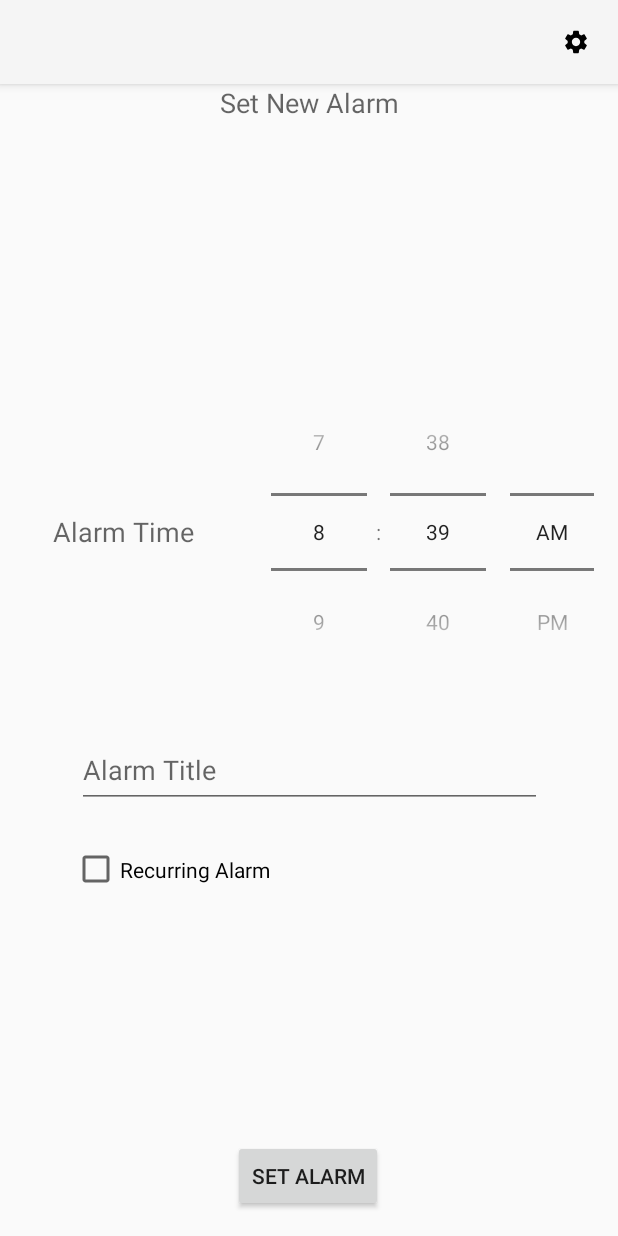
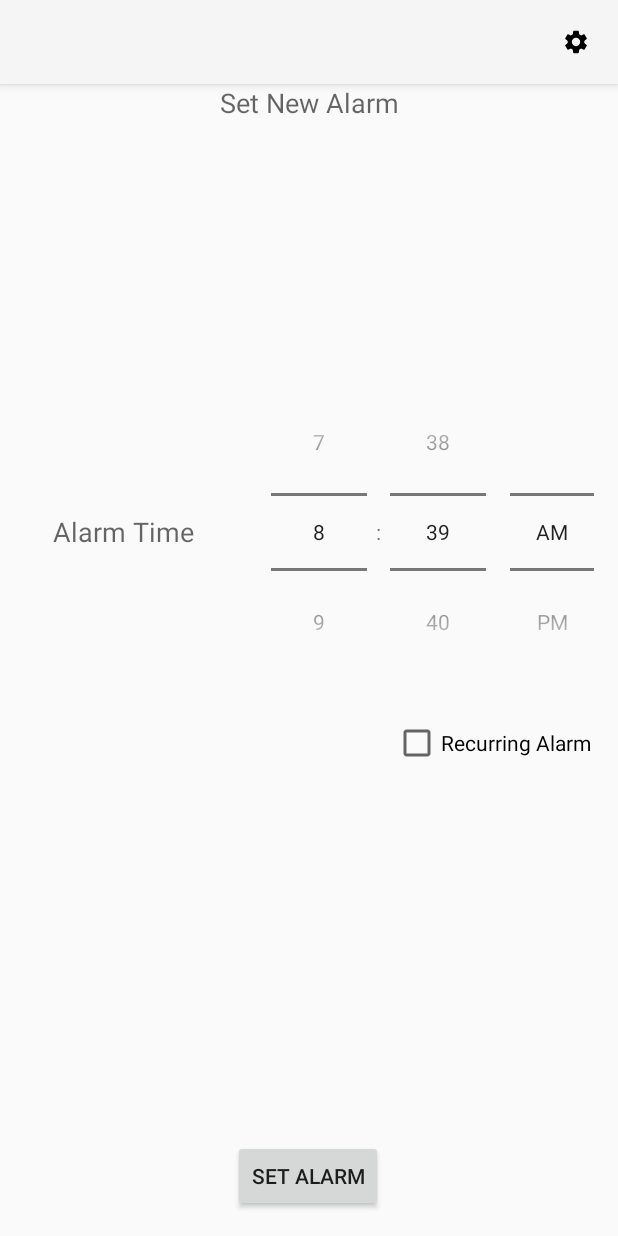
Before and after one commit to pleavinseven/AlarmClockProject, an Android app: the SetNewAlarmFragment screen opened through its navigation route, on a phone screen of 412 x 824 dp. Run offline under Robolectric (Android 15) with nearby library versions, the phone set to English and light mode, and no system bars; our stand-ins replace Room's generated code.

Commit message:
- updated alarm setting fragments

```diff
--- a/app/src/main/res/layout/fragment_set_new_alarm.xml
+++ b/app/src/main/res/layout/fragment_set_new_alarm.xml
@@ -49,27 +49,18 @@
                 android:timePickerMode="spinner" />
         </LinearLayout>
 
-        <EditText
-            android:id="@+id/fragment_create_alarm_title"
-            android:layout_width="310dp"
-            android:layout_height="50dp"
-            android:layout_marginTop="28dp"
-            android:hint="Alarm Title"
-            android:minHeight="48dp"
+        <CheckBox
+            android:id="@+id/fragment_create_alarm_recurring"
+            android:layout_width="144dp"
+            android:layout_height="53dp"
+            android:layout_marginStart="264dp"
+            android:layout_marginTop="8dp"
+            android:layout_marginEnd="8dp"
+            android:checked="false"
+            android:text="Recurring Alarm"
             app:layout_constraintEnd_toEndOf="parent"
             app:layout_constraintStart_toStartOf="parent"
             app:layout_constraintTop_toBottomOf="@+id/fragment_create_alarm_timePickerLayout" />
-
-        <CheckBox
-            android:id="@+id/fragment_create_alarm_recurring"
-            android:layout_width="310dp"
-            android:layout_height="50dp"
-            android:layout_marginStart="48dp"
-            android:layout_marginTop="16dp"
-            android:checked="false"
-            android:text="Recurring Alarm"
-            app:layout_constraintStart_toStartOf="parent"
-            app:layout_constraintTop_toBottomOf="@+id/fragment_create_alarm_title" />
 
         <Button
             android:id="@+id/fragment_btn_set_alarm"
```
Also changed, not shown: app/src/main/res/layout/fragment_update.xml (+10 -18 lines).
